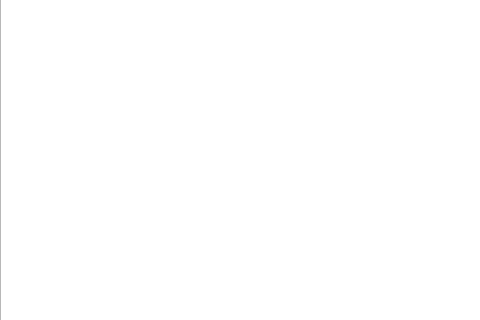
Before: the Qt Designer form proyecto_final/proyecto_final/game_over.ui in Quitianote/proyecto-final, drawn with Qt 5; both pictures show x 0 to 480 and y 90 to 410 of the 800 by 600 pixel window.
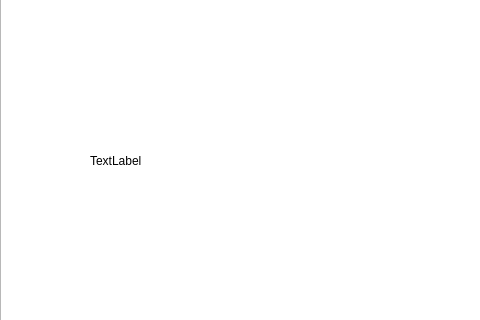
After: the same form once the commit is applied.

Commit message: problema con total de puntaje

```diff
--- a/proyecto_final/proyecto_final/game_over.ui
+++ b/proyecto_final/proyecto_final/game_over.ui
@@ -23,6 +23,23 @@
     </rect>
    </property>
   </widget>
+  <widget class="QLabel" name="total">
+   <property name="geometry">
+    <rect>
+     <x>90</x>
+     <y>240</y>
+     <width>51</width>
+     <height>21</height>
+    </rect>
+   </property>
+   <property name="styleSheet">
+    <string notr="true">font: 20pt &quot;Impact&quot;;
+background-color: rgb(255, 255, 255);</string>
+   </property>
+   <property name="text">
+    <string>TextLabel</string>
+   </property>
+  </widget>
  </widget>
  <resources/>
  <connections/>
```
The commit also changes 15 other files.
